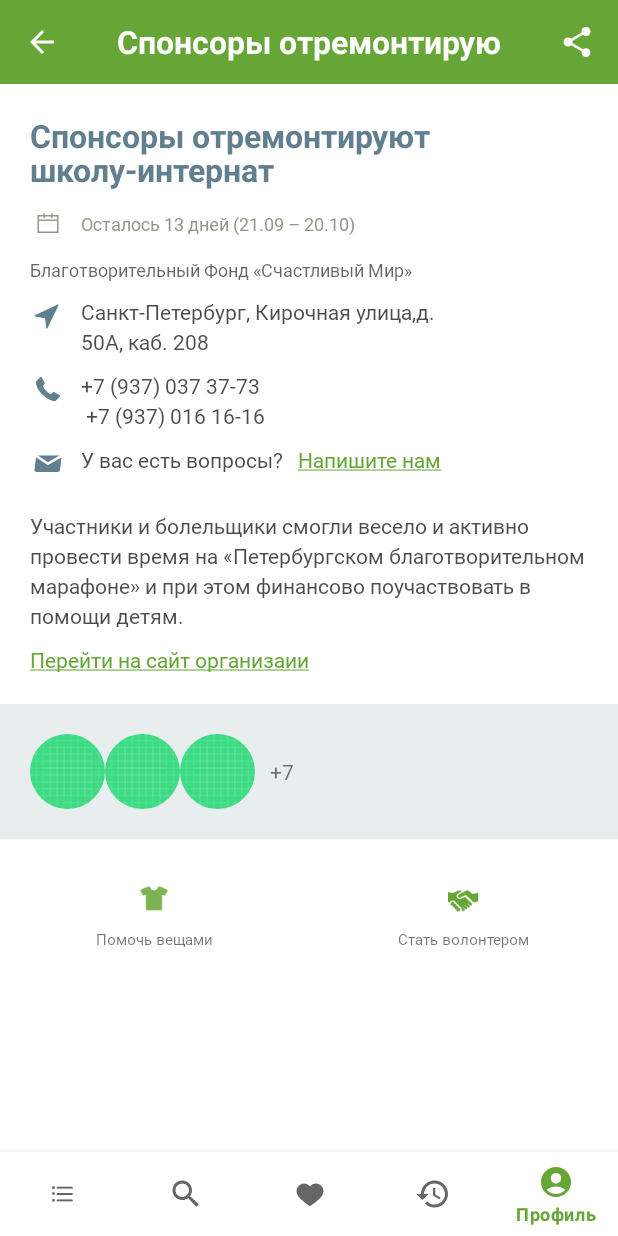
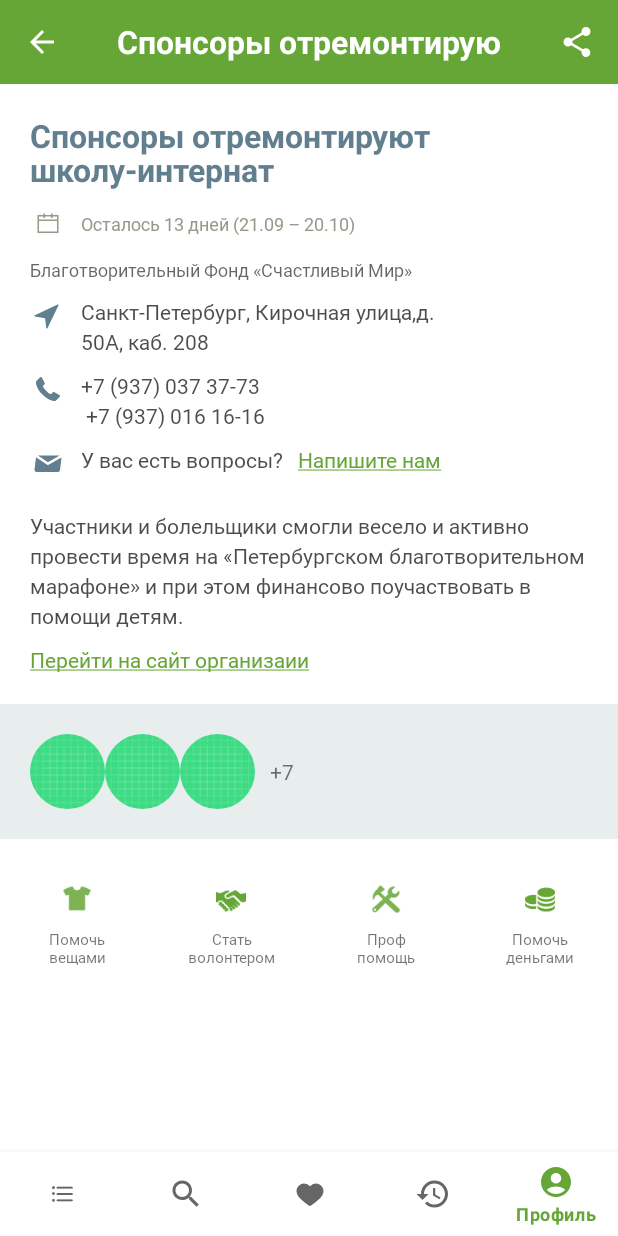
Before and after one commit to radik-alt/ProjectJavaSimba, an Android app built with Jetpack Compose: the fragment DetailFragment placed in its activity, on a phone screen of 412 x 824 dp. Run offline under Robolectric (Android 15) with nearby library versions, the phone set to English and light mode, and no system bars; our stand-ins replace CircleImageView, Dagger/Hilt's generated code, Room's generated code, navigation-ui; network calls fail; pictures from the network do not load; 9 statements that could not run were skipped.

```diff
--- a/app/src/main/res/layout/fragment_detail.xml
+++ b/app/src/main/res/layout/fragment_detail.xml
@@ -225,7 +225,7 @@
 
         <androidx.recyclerview.widget.RecyclerView
             tools:listitem="@layout/item_detail_category"
-            android:id="@+id/recycler_help_detail"
+            android:id="@+id/rv_help_detail"
             android:layout_marginTop="@dimen/indiement10"
             android:layout_width="match_parent"
             android:layout_height="wrap_content"
--- a/core/src/main/java/com/example/compose/style/Color.kt
+++ b/core/src/main/java/com/example/compose/style/Color.kt
@@ -5,3 +5,4 @@ import androidx.compose.ui.graphics.Color
 val primaryColor = Color(0xff66a636)
 val defaultTextColor = Color(0xffde000000)
 val whiteColor = Color(0xffffffff)
+val blueGrayColor = Color(0xff627f8f)
--- a/core/src/main/java/com/example/compose/style/Dimens.kt
+++ b/core/src/main/java/com/example/compose/style/Dimens.kt
@@ -9,3 +9,4 @@ val dimens20 = 20.dp
 val dimens25 = 25.dp
 
 val windowPadding = 15.dp
+val roundCorners = 4.dp
--- a/feature-events/build.gradle.kts
+++ b/feature-events/build.gradle.kts
@@ -80,4 +80,6 @@ dependencies {
     implementation ("androidx.compose.ui:ui-tooling-preview")
     implementation ("androidx.compose.material3:material3")
     implementation ("androidx.compose.runtime:runtime-livedata:1.2.1")
+    implementation ("com.github.bumptech.glide:compose:1.0.0-alpha.1")
+
 }
--- a/feature-events/src/main/java/com/example/feature_events/presentation/detail_news/view/DetailFragment.kt
+++ b/feature-events/src/main/java/com/example/feature_events/presentation/detail_news/view/DetailFragment.kt
@@ -62,7 +62,7 @@ class DetailFragment : Fragment() {
     private fun setDefaultAdapter() {
         binding.recyclerImageDetail.adapter = ImageDetailAdapter(args.event.listImage)
 
-        binding.recyclerHelpDetail.adapter = CategoryDetailAdapter(
+        binding.rvHelpDetail.adapter = CategoryDetailAdapter(
             listOf(
                 CategoryDetail(getString(R.string.help_shirt), R.drawable.shirt),
                 CategoryDetail(getString(R.string.state_hands), R.drawable.hands),
@@ -70,8 +70,8 @@ class DetailFragment : Fragment() {
                 CategoryDetail(getString(R.string.help_many), R.drawable.coins)
             )
         )
-        binding.recyclerHelpDetail.layoutManager =
-            GridLayoutManager(requireContext(), 2)
+        binding.rvHelpDetail.layoutManager =
+            GridLayoutManager(requireContext(), 4)
 
         val listFriends = listOf(1, 2, 3, 4, 5, 6, 7)
         binding.recyclerFriendsDetail.adapter = FriendsDetailAdapter(listFriends.take(3))
--- a/feature-events/src/main/res/layout/fragment_detail.xml
+++ b/feature-events/src/main/res/layout/fragment_detail.xml
@@ -1,25 +1,25 @@
 <?xml version="1.0" encoding="utf-8"?>
 <androidx.core.widget.NestedScrollView xmlns:android="http://schemas.android.com/apk/res/android"
+    xmlns:app="http://schemas.android.com/apk/res-auto"
     xmlns:tools="http://schemas.android.com/tools"
     android:layout_width="match_parent"
     android:layout_height="match_parent"
-    xmlns:app="http://schemas.android.com/apk/res-auto"
     tools:context="com.example.feature_events.presentation.detail_news.view.DetailFragment">
 
     <androidx.appcompat.widget.LinearLayoutCompat
-        android:orientation="vertical"
         android:layout_width="match_parent"
-        android:layout_height="wrap_content">
+        android:layout_height="wrap_content"
+        android:orientation="vertical">
 
         <include
             android:id="@+id/toolbar"
-            layout="@layout/toolbar_detail"/>
+            layout="@layout/toolbar_detail" />
 
         <androidx.appcompat.widget.LinearLayoutCompat
+            android:layout_width="match_parent"
+            android:layout_height="wrap_content"
             android:orientation="vertical"
-            android:padding="@dimen/indiement20"
-            android:layout_width="match_parent"
-            android:layout_height="wrap_content">
+            android:padding="@dimen/indiement20">
 
             <androidx.appcompat.widget.AppCompatTextView
                 android:id="@+id/title"
@@ -34,10 +34,10 @@
                 tools:targetApi="p" />
 
             <GridLayout
-                android:columnCount="2"
+                android:layout_width="match_parent"
+                android:layout_height="wrap_content"
                 android:layout_marginTop="@dimen/indiement10"
-                android:layout_width="match_parent"
-                android:layout_height="wrap_content">
+                android:columnCount="2">
 
                 <ImageView
                     android:layout_width="wrap_content"
@@ -46,191 +46,190 @@
 
                 <TextView
                     android:id="@+id/date"
-                    android:textSize="12sp"
-                    android:fontFamily="@font/roboto_regular"
-                    android:textColor="@color/grey"
+                    android:layout_width="wrap_content"
+                    android:layout_height="wrap_content"
                     android:layout_gravity="center_vertical"
                     android:layout_marginStart="@dimen/indiement10"
-                    android:layout_width="wrap_content"
-                    android:layout_height="wrap_content"
-                    android:text="@string/default_after_down_text_news"/>
+                    android:fontFamily="@font/roboto_regular"
+                    android:text="@string/default_after_down_text_news"
+                    android:textColor="@color/grey"
+                    android:textSize="12sp" />
 
 
             </GridLayout>
 
             <androidx.appcompat.widget.AppCompatTextView
-                android:textSize="12sp"
+                android:layout_width="match_parent"
+                android:layout_height="wrap_content"
+                android:layout_marginTop="@dimen/indiement10"
+                android:fontFamily="@font/roboto_regular"
+                android:text="@string/default_text_charity"
                 android:textColor="@color/black_60_color"
-                android:fontFamily="@font/roboto_regular"
-                android:layout_marginTop="@dimen/indiement10"
-                android:text="@string/default_text_charity"
-                android:layout_width="match_parent"
-                android:layout_height="wrap_content"/>
+                android:textSize="12sp" />
 
 
             <GridLayout
+                android:layout_width="match_parent"
+                android:layout_height="wrap_content"
                 android:layout_marginTop="@dimen/indiement10"
-                android:columnCount="2"
-                android:layout_width="match_parent"
-                android:layout_height="wrap_content">
+                android:columnCount="2">
 
                 <ImageView
+                    android:layout_width="wrap_content"
+                    android:layout_height="wrap_content"
                     android:layout_columnWeight="0"
-                    android:src="@drawable/nav"
-                    android:layout_width="wrap_content"
-                    android:layout_height="wrap_content"/>
+                    android:src="@drawable/nav" />
 
                 <androidx.appcompat.widget.AppCompatTextView
                     android:id="@+id/street"
+                    android:layout_width="wrap_content"
+                    android:layout_height="wrap_content"
+                    android:layout_columnWeight="0"
+                    android:layout_marginStart="@dimen/indiement10"
                     android:fontFamily="@font/roboto_regular"
-                    android:layout_marginStart="@dimen/indiement10"
-                    android:layout_columnWeight="0"
+                    android:lineHeight="20sp"
                     android:maxWidth="250sp"
-                    android:textSize="14sp"
-                    android:lineHeight="20sp"
+                    android:text="Санкт-Петербург, Кирочная улица,д. 50А, каб. 208"
                     android:textColor="@color/black_70_color"
-                    android:text="Санкт-Петербург, Кирочная улица,д. 50А, каб. 208"
-                    android:layout_height="wrap_content"
-                    android:layout_width="wrap_content"/>
+                    android:textSize="14sp" />
 
 
             </GridLayout>
 
             <GridLayout
+                android:layout_width="match_parent"
+                android:layout_height="wrap_content"
                 android:layout_marginTop="@dimen/indiement10"
-                android:columnCount="2"
-                android:layout_width="match_parent"
-                android:layout_height="wrap_content">
+                android:columnCount="2">
 
                 <ImageView
+                    android:layout_width="wrap_content"
+                    android:layout_height="wrap_content"
                     android:layout_columnWeight="0"
-                    android:src="@drawable/phone"
-                    android:layout_width="wrap_content"
-                    android:layout_height="wrap_content"/>
+                    android:src="@drawable/phone" />
 
                 <androidx.appcompat.widget.AppCompatTextView
                     android:id="@+id/phone"
+                    android:layout_width="wrap_content"
+                    android:layout_height="wrap_content"
+                    android:layout_columnWeight="0"
+                    android:layout_marginStart="@dimen/indiement10"
                     android:fontFamily="@font/roboto_regular"
-                    android:textSize="14sp"
                     android:lineHeight="20sp"
+                    android:text="+7 (937) 037 37-73\n +7 (937) 016 16-16"
                     android:textColor="@color/black_70_color"
-                    android:layout_marginStart="@dimen/indiement10"
-                    android:layout_columnWeight="0"
-                    android:text="+7 (937) 037 37-73\n +7 (937) 016 16-16"
-                    android:layout_height="wrap_content"
-                    android:layout_width="wrap_content"/>
+                    android:textSize="14sp" />
 
 
             </GridLayout>
 
             <GridLayout
-                android:layout_marginTop="@dimen/indiement10"
                 android:layout_width="match_parent"
-                android:layout_height="wrap_content">
+                android:layout_height="wrap_content"
+                android:layout_marginTop="@dimen/indiement10">
 
                 <ImageView
+                    android:layout_width="wrap_content"
+                    android:layout_height="wrap_content"
                     android:layout_columnWeight="0"
-                    android:src="@drawable/mail"
-                    android:layout_width="wrap_content"
-                    android:layout_height="wrap_content"/>
+                    android:src="@drawable/mail" />
 
                 <androidx.appcompat.widget.AppCompatTextView
+                    android:layout_width="wrap_content"
+                    android:layout_height="wrap_content"
+                    android:layout_columnWeight="0"
+                    android:layout_marginStart="@dimen/indiement10"
                     android:fontFamily="@font/roboto_regular"
-                    android:textSize="14sp"
+                    android:text="У вас есть вопросы?"
                     android:textColor="@color/black_70_color"
-                    android:text="У вас есть вопросы?"
-                    android:layout_marginStart="@dimen/indiement10"
-                    android:layout_columnWeight="0"
-                    android:layout_height="wrap_content"
-                    android:layout_width="wrap_content"/>
+                    android:textSize="14sp" />
 
                 <androidx.appcompat.widget.AppCompatTextView
                     android:id="@+id/send_email"
+                    android:layout_width="wrap_content"
+                    android:layout_height="wrap_content"
+                    android:layout_columnWeight="0"
+                    android:layout_marginStart="@dimen/indiement10"
                     android:fontFamily="@font/roboto_regular"
-                    android:textSize="14sp"
                     android:text="@string/write_you"
                     android:textColor="@color/green_color"
-                    android:layout_marginStart="@dimen/indiement10"
-                    android:layout_columnWeight="0"
-                    android:layout_height="wrap_content"
-                    android:layout_width="wrap_content"/>
+                    android:textSize="14sp" />
 
             </GridLayout>
 
             <androidx.recyclerview.widget.RecyclerView
+                android:id="@+id/recycler_image_detail"
+                android:layout_width="match_parent"
+                android:layout_height="wrap_content"
                 android:layout_marginTop="@dimen/indiement10"
-                android:id="@+id/recycler_image_detail"
-                tools:listitem="@layout/item_image_detail"
+                android:orientation="vertical"
                 app:layoutManager="androidx.recyclerview.widget.StaggeredGridLayoutManager"
-                android:orientation="vertical"
                 app:spanCount="2"
                 tools:itemCount="3"
-                android:layout_width="match_parent"
-                android:layout_height="wrap_content"/>
+                tools:listitem="@layout/item_image_detail" />
 
             <androidx.appcompat.widget.AppCompatTextView
                 android:id="@+id/description"
+                android:layout_width="match_parent"
+                android:layout_height="wrap_content"
+                android:layout_marginTop="@dimen/indiement10"
                 android:fontFamily="@font/roboto_regular"
-                android:textSize="14sp"
                 android:lineHeight="20sp"
                 android:text="@string/test_desc_detail_news"
                 android:textColor="@color/black_70_color"
-                android:layout_marginTop="@dimen/indiement10"
-                android:layout_width="match_parent"
-                android:layout_height="wrap_content"/>
+                android:textSize="14sp" />
 
 
             <androidx.appcompat.widget.AppCompatTextView
                 android:id="@+id/web_site"
+                android:layout_width="wrap_content"
+                android:layout_height="wrap_content"
+                android:layout_columnWeight="0"
                 android:layout_marginTop="@dimen/indiement10"
                 android:fontFamily="@font/roboto_regular"
-                android:textSize="14sp"
                 android:text="@string/to_website"
                 android:textColor="@color/green_color"
-                android:layout_columnWeight="0"
-                android:layout_height="wrap_content"
-                android:layout_width="wrap_content"/>
+                android:textSize="14sp" />
 
         </androidx.appcompat.widget.LinearLayoutCompat>
 
         <androidx.appcompat.widget.LinearLayoutCompat
+            android:layout_width="match_parent"
+            android:layout_height="wrap_content"
             android:background="@color/light_gray_color"
-            android:layout_width="match_parent"
             android:orientation="horizontal"
-            android:padding="@dimen/indiement20"
-            android:layout_height="wrap_content">
+            android:padding="@dimen/indiement20">
 
             <androidx.recyclerview.widget.RecyclerView
                 android:id="@+id/recycler_friends_detail"
+                android:layout_width="wrap_content"
+                android:layout_height="wrap_content"
                 android:orientation="horizontal"
                 app:layoutManager="androidx.recyclerview.widget.LinearLayoutManager"
-                android:layout_width="wrap_content"
-                tools:itemCount="5"
-                android:layout_height="wrap_content"/>
+                tools:itemCount="5" />
 
             <androidx.appcompat.widget.AppCompatTextView
                 android:id="@+id/count_friends"
+                android:layout_width="wrap_content"
+                android:layout_height="wrap_content"
+                android:layout_gravity="center_vertical"
                 android:layout_marginStart="@dimen/indiement10"
+                android:fontFamily="@font/roboto_regular"
                 android:text=""
-                android:layout_gravity="center_vertical"
-                android:textSize="14sp"
                 android:textColor="@color/black_54_color"
-                android:fontFamily="@font/roboto_regular"
-                android:layout_width="wrap_content"
-                android:layout_height="wrap_content"/>
-
+                android:textSize="14sp" />
 
 
         </androidx.appcompat.widget.LinearLayoutCompat>
 
         <androidx.recyclerview.widget.RecyclerView
-            tools:listitem="@layout/item_detail_category"
-            android:id="@+id/recycler_help_detail"
-            android:layout_marginTop="@dimen/indiement10"
+            android:id="@+id/rv_help_detail"
             android:layout_width="match_parent"
             android:layout_height="wrap_content"
+            android:layout_marginTop="@dimen/indiement10"
             android:orientation="horizontal"
-            app:layoutManager="androidx.recyclerview.widget.GridLayoutManager"/>
+            app:layoutManager="androidx.recyclerview.widget.GridLayoutManager"
+            tools:listitem="@layout/item_detail_category" />
 
     </androidx.appcompat.widget.LinearLayoutCompat>
 
```
Also changed, not shown: feature-events/src/main/java/com/example/feature_events/presentation/news/view/NewsFragment.kt (+15 -9 lines), feature-events/src/main/java/com/example/feature_events/presentation/news/view/NewsScreen.kt (+145 -19 lines).
